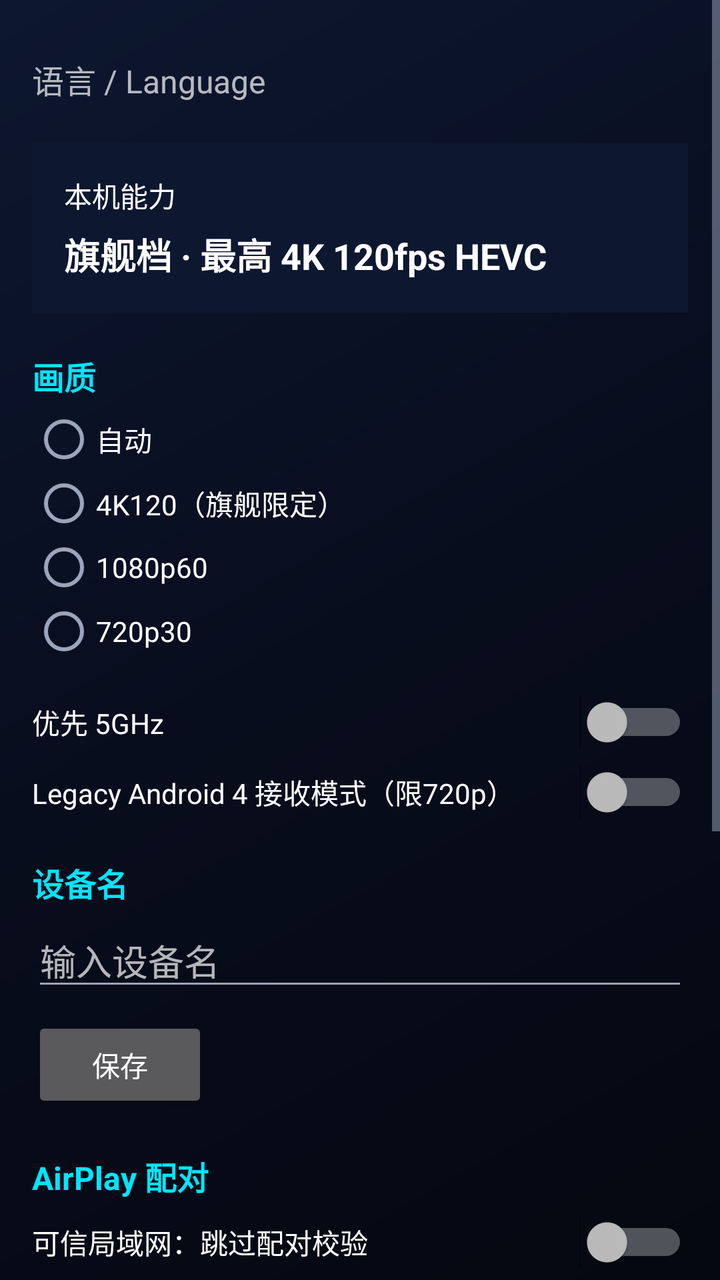
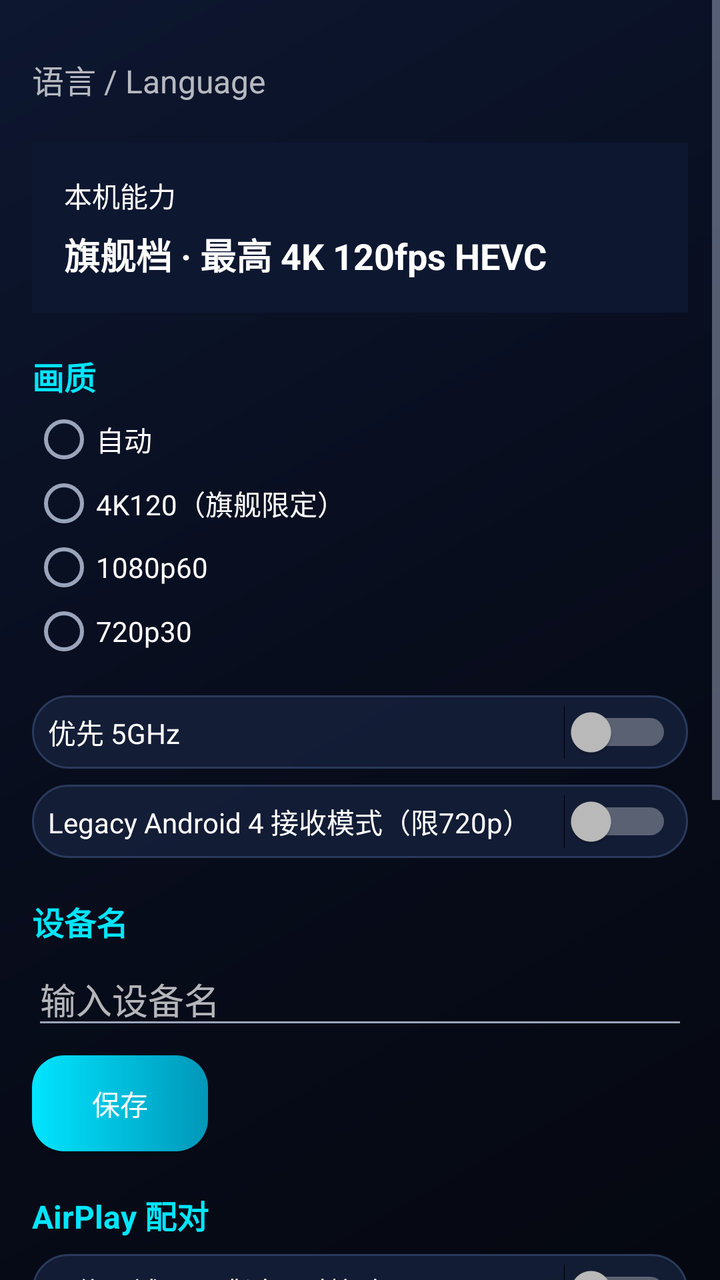

Before-and-after screenshots of an Android layout around one commit, followed by the original layout XML and the change that was made.
<!-- AndroidManifest.xml: application theme Theme.CastLink -->
<!-- res/layout/activity_settings.xml -->
<?xml version="1.0" encoding="utf-8"?>
<ScrollView xmlns:android="http://schemas.android.com/apk/res/android"
    android:layout_width="match_parent"
    android:layout_height="match_parent"
    android:background="@drawable/bg_nebula">

    <LinearLayout
        android:layout_width="match_parent"
        android:layout_height="wrap_content"
        android:orientation="vertical"
        android:padding="16dp">

        
        <LinearLayout
            android:id="@+id/row_language"
            android:layout_width="match_parent"
            android:layout_height="wrap_content"
            android:clickable="true"
            android:focusable="true"
            android:gravity="center_vertical"
            android:orientation="horizontal"
            android:paddingTop="12dp"
            android:paddingBottom="12dp">

            <TextView
                android:layout_width="0dp"
                android:layout_height="wrap_content"
                android:layout_weight="1"
                android:text="@string/setting_language_title"
                android:textSize="16sp" />

            <TextView
                android:id="@+id/tv_lang_summary"
                android:layout_width="wrap_content"
                android:layout_height="wrap_content"
                android:textColor="@color/text_secondary"
                android:textSize="14sp" />
        </LinearLayout>

        
        <LinearLayout
            android:layout_width="match_parent"
            android:layout_height="wrap_content"
            android:layout_marginTop="8dp"
            android:background="@color/deep_blue"
            android:orientation="vertical"
            android:padding="16dp">

            <TextView
                android:layout_width="wrap_content"
                android:layout_height="wrap_content"
                android:text="@string/device_capability_title"
                android:textColor="@color/white"
                android:textSize="14sp" />

            <TextView
                android:layout_width="wrap_content"
                android:layout_height="wrap_content"
                android:layout_marginTop="6dp"
                android:text="@string/device_capability_desc"
                android:textColor="@color/white"
                android:textSize="18sp"
                android:textStyle="bold" />
        </LinearLayout>

        
        <TextView
            android:layout_width="wrap_content"
            android:layout_height="wrap_content"
            android:layout_marginTop="20dp"
            android:text="@string/setting_quality_title"
            android:textSize="16sp"
            android:textStyle="bold"
            android:textColor="@color/nebula_cyan" />

        <RadioGroup
            android:id="@+id/rg_quality"
            android:layout_width="match_parent"
            android:layout_height="wrap_content"
            android:layout_marginTop="4dp"
            android:orientation="vertical">

            <RadioButton
                android:id="@+id/rb_quality_auto"
                android:layout_width="match_parent"
                android:layout_height="wrap_content"
                android:text="@string/quality_auto" />

            <RadioButton
                android:id="@+id/rb_quality_flagship"
                android:layout_width="match_parent"
                android:layout_height="wrap_content"
                android:text="@string/quality_flagship" />

            <RadioButton
                android:id="@+id/rb_quality_1080p"
                android:layout_width="match_parent"
                android:layout_height="wrap_content"
                android:text="@string/quality_1080p" />

            <RadioButton
                android:id="@+id/rb_quality_720p"
                android:layout_width="match_parent"
                android:layout_height="wrap_content"
                android:text="@string/quality_720p" />
        </RadioGroup>

        
        <Switch
            android:id="@+id/sw_prefer_5g"
            android:layout_width="match_parent"
            android:layout_height="wrap_content"
            android:layout_marginTop="16dp"
            android:text="@string/setting_prefer_5g" />

        <Switch
            android:id="@+id/sw_legacy_mode"
            android:layout_width="match_parent"
            android:layout_height="wrap_content"
            android:layout_marginTop="8dp"
            android:text="@string/setting_legacy_mode" />

        
        <TextView
            android:layout_width="wrap_content"
            android:layout_height="wrap_content"
            android:layout_marginTop="20dp"
            android:text="@string/setting_device_name"
            android:textSize="16sp"
            android:textStyle="bold"
            android:textColor="@color/nebula_cyan" />

        <EditText
            android:id="@+id/et_device_name"
            android:layout_width="match_parent"
            android:layout_height="wrap_content"
            android:layout_marginTop="4dp"
            android:hint="@string/device_name_hint"
            android:inputType="text"
            android:maxLines="1" />

        <Button
            android:id="@+id/btn_save_device_name"
            android:layout_width="wrap_content"
            android:layout_height="wrap_content"
            android:layout_marginTop="8dp"
            android:text="@string/btn_save" />

        
        <TextView
            android:layout_width="wrap_content"
            android:layout_height="wrap_content"
            android:layout_marginTop="20dp"
            android:text="@string/setting_airplay_title"
            android:textSize="16sp"
            android:textStyle="bold"
            android:textColor="@color/nebula_cyan" />

        <Switch
            android:id="@+id/sw_skip_pair_verify"
            android:layout_width="match_parent"
            android:layout_height="wrap_content"
            android:layout_marginTop="8dp"
            android:text="@string/setting_skip_pair_verify"
            android:textSize="14sp" />

        <TextView
            android:layout_width="wrap_content"
            android:layout_height="wrap_content"
            android:layout_marginTop="4dp"
            android:text="@string/setting_skip_pair_verify_desc"
            android:textColor="@color/text_secondary"
            android:textSize="13sp" />

        <Button
            android:id="@+id/btn_clear_pairings"
            android:layout_width="wrap_content"
            android:layout_height="wrap_content"
            android:layout_marginTop="8dp"
            android:text="@string/btn_clear_pairings" />

        
        <TextView
            android:layout_width="wrap_content"
            android:layout_height="wrap_content"
            android:layout_marginTop="20dp"
            android:text="@string/setting_update_title"
            android:textSize="16sp"
            android:textStyle="bold"
            android:textColor="@color/nebula_cyan" />

        <TextView
            android:id="@+id/tv_update_version"
            android:layout_width="wrap_content"
            android:layout_height="wrap_content"
            android:layout_marginTop="4dp"
            android:textColor="@color/text_secondary"
            android:textSize="14sp" />

        <TextView
            android:layout_width="wrap_content"
            android:layout_height="wrap_content"
            android:layout_marginTop="4dp"
            android:text="@string/update_source"
            android:textColor="@color/text_secondary"
            android:textSize="13sp" />

        <TextView
            android:layout_width="wrap_content"
            android:layout_height="wrap_content"
            android:layout_marginTop="8dp"
            android:text="@string/update_mirror_label"
            android:textSize="14sp" />

        <Spinner
            android:id="@+id/sp_update_mirror"
            android:layout_width="match_parent"
            android:layout_height="wrap_content"
            android:layout_marginTop="4dp" />

        <LinearLayout
            android:layout_width="match_parent"
            android:layout_height="wrap_content"
            android:layout_marginTop="8dp"
            android:orientation="horizontal">

            <Button
                android:id="@+id/btn_check_update"
                android:layout_width="wrap_content"
                android:layout_height="wrap_content"
                android:text="@string/btn_check_update" />

            <Button
                android:id="@+id/btn_save_update_cfg"
                android:layout_width="wrap_content"
                android:layout_height="wrap_content"
                android:layout_marginStart="8dp"
                android:text="@string/btn_save" />
        </LinearLayout>

        <Switch
            android:id="@+id/sw_auto_update"
            android:layout_width="match_parent"
            android:layout_height="wrap_content"
            android:layout_marginTop="8dp"
            android:text="@string/setting_auto_update" />
    </LinearLayout>
</ScrollView>
<!-- resources referenced by this layout -->
<resources>
  <color name="deep_blue">#0D1730</color>
  <color name="nebula_cyan">#00E5FF</color>
  <color name="text_secondary">#9AA5BC</color>
  <color name="white">#FFFFFF</color>
  <string name="btn_check_update">检查更新</string>
  <string name="btn_clear_pairings">清除已配对设备</string>
  <string name="btn_save">保存</string>
  <string name="device_capability_desc">旗舰档 · 最高 4K 120fps HEVC</string>
  <string name="device_capability_title">本机能力</string>
  <string name="device_name_hint">输入设备名</string>
  <string name="quality_1080p">1080p60</string>
  <string name="quality_720p">720p30</string>
  <string name="quality_auto">自动</string>
  <string name="quality_flagship">4K120（旗舰限定）</string>
  <string name="setting_airplay_title">AirPlay 配对</string>
  <string name="setting_auto_update">启动时自动检查更新（每天一次）</string>
  <string name="setting_device_name">设备名</string>
  <string name="setting_language_title">语言 / Language</string>
  <string name="setting_legacy_mode">Legacy Android 4 接收模式（限720p）</string>
  <string name="setting_prefer_5g">优先 5GHz</string>
  <string name="setting_quality_title">画质</string>
  <string name="setting_skip_pair_verify">可信局域网：跳过配对校验</string>
  <string name="setting_skip_pair_verify_desc">仅在自家可信网络开启。配对缓存损坏导致连接失败时的逃生开关。</string>
  <string name="setting_update_title">在线更新</string>
  <string name="update_mirror_label">下载镜像源</string>
  <string name="update_source">更新源：github.com/programmerguohuajing/castlink</string>
  <color name="nebula_bg">#050810</color>
  <color name="nebula_text">#FFFFFF</color>
  <color name="nebula_text_2ry">#9AA5BC</color>
  <!-- unchanged entries left out for length: 2 -->
</resources>

<!-- the commit's change to res/layout/activity_settings.xml (unified diff, before → after) -->
@@ -107,6 +107,10 @@
 
         
         <Switch
+            android:focusable="true"
+            android:focusableInTouchMode="true"
+            android:background="@drawable/bg_glass_btn"
+            android:padding="8dp"
             android:id="@+id/sw_prefer_5g"
             android:layout_width="match_parent"
             android:layout_height="wrap_content"
@@ -114,6 +118,10 @@
             android:text="@string/setting_prefer_5g" />
 
         <Switch
+            android:focusable="true"
+            android:focusableInTouchMode="true"
+            android:background="@drawable/bg_glass_btn"
+            android:padding="8dp"
             android:id="@+id/sw_legacy_mode"
             android:layout_width="match_parent"
             android:layout_height="wrap_content"
@@ -144,6 +152,8 @@
             android:layout_width="wrap_content"
             android:layout_height="wrap_content"
             android:layout_marginTop="8dp"
+            android:background="@drawable/bg_neon_btn"
+            android:textColor="@color/white"
             android:text="@string/btn_save" />
 
         
@@ -157,6 +167,10 @@
             android:textColor="@color/nebula_cyan" />
 
         <Switch
+            android:focusable="true"
+            android:focusableInTouchMode="true"
+            android:background="@drawable/bg_glass_btn"
+            android:padding="8dp"
             android:id="@+id/sw_skip_pair_verify"
             android:layout_width="match_parent"
             android:layout_height="wrap_content"
@@ -235,10 +249,16 @@
                 android:layout_width="wrap_content"
                 android:layout_height="wrap_content"
                 android:layout_marginStart="8dp"
+                android:background="@drawable/bg_neon_btn"
+                android:textColor="@color/white"
                 android:text="@string/btn_save" />
         </LinearLayout>
 
         <Switch
+            android:focusable="true"
+            android:focusableInTouchMode="true"
+            android:background="@drawable/bg_glass_btn"
+            android:padding="8dp"
             android:id="@+id/sw_auto_update"
             android:layout_width="match_parent"
             android:layout_height="wrap_content"
<!-- resource entries referenced after the edit -->
@@ -4,6 +4,73 @@
   <color name="nebula_cyan">#00E5FF</color>
   <color name="text_secondary">#9AA5BC</color>
   <color name="white">#FFFFFF</color>
+  <!-- drawable bg_glass_btn (drawable) -->
+  <?xml version="1.0" encoding="utf-8"?>
+  <selector xmlns:android="http://schemas.android.com/apk/res/android">
+      <item android:state_pressed="true">
+          <shape android:shape="rectangle">
+              <solid android:color="#CC0E1A30" />
+              <stroke
+                  android:width="1dp"
+                  android:color="#2A3A5C" />
+              <corners android:radius="20dp" />
+          </shape>
+      </item>
+      
+      <item android:state_focused="true">
+          <shape android:shape="rectangle">
+              <solid android:color="#CC16213C" />
+              <stroke
+                  android:width="3dp"
+                  android:color="#00E5FF" />
+              <corners android:radius="20dp" />
+          </shape>
+      </item>
+      <item>
+          <shape android:shape="rectangle">
+              <solid android:color="#CC16213C" />
+              <stroke
+                  android:width="1dp"
+                  android:color="#2A3A5C" />
+              <corners android:radius="20dp" />
+          </shape>
+      </item>
+  </selector>
+  <!-- drawable bg_neon_btn (drawable) -->
+  <?xml version="1.0" encoding="utf-8"?>
+  <selector xmlns:android="http://schemas.android.com/apk/res/android">
+      <item android:state_pressed="true">
+          <shape android:shape="rectangle">
+              <gradient
+                  android:angle="0"
+                  android:startColor="#0097B9"
+                  android:endColor="#007A94" />
+              <corners android:radius="16dp" />
+          </shape>
+      </item>
+      
+      <item android:state_focused="true">
+          <shape android:shape="rectangle">
+              <gradient
+                  android:angle="0"
+                  android:startColor="#00E5FF"
+                  android:endColor="#0097B9" />
+              <stroke
+                  android:width="3dp"
+                  android:color="#FFFFFF" />
+              <corners android:radius="16dp" />
+          </shape>
+      </item>
+      <item>
+          <shape android:shape="rectangle">
+              <gradient
+                  android:angle="0"
+                  android:startColor="#00E5FF"
+                  android:endColor="#0097B9" />
+              <corners android:radius="16dp" />
+          </shape>
+      </item>
+  </selector>
   <string name="btn_check_update">检查更新</string>
   <string name="btn_clear_pairings">清除已配对设备</string>
   <string name="btn_save">保存</string>
